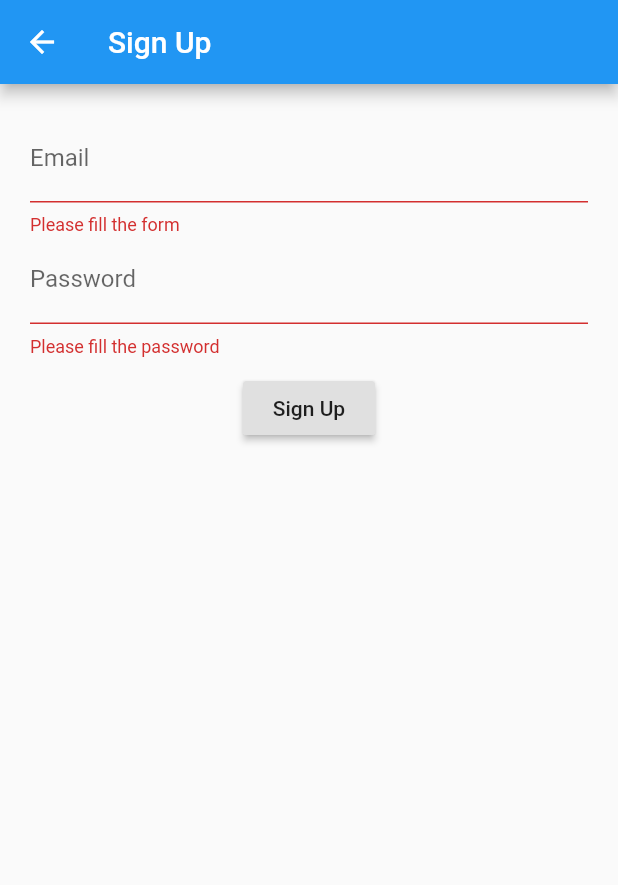
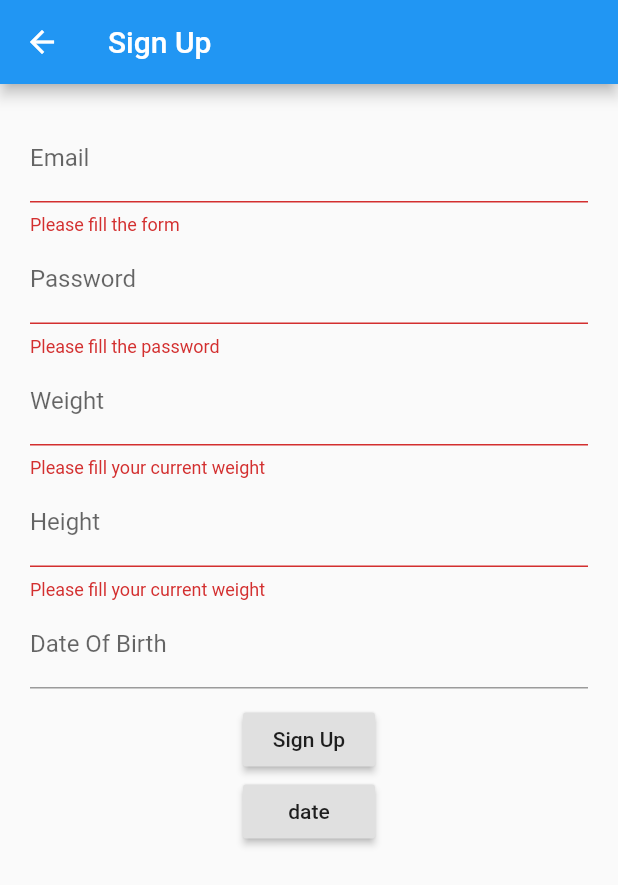
Before and after one commit to NaponTunglukmongkol/calories-goal-calculator, a Flutter app: the SignUp screen opened directly, after a tap on "Sign Up", on a phone screen of 412 x 824 dp. Shown: the top 885 px of the screen. Run offline on Flutter 3.47's test engine with Material 2 defaults, Android fonts, the phone set to English and light mode, and no system bars; our stand-ins replace cloud_firestore, firebase_auth; missing offline and left inert: flutter_cupertino_date_picker; accounts and stored records are empty.

Commit message:
new design

```diff
--- a/lib/ui/SignUp.dart
+++ b/lib/ui/SignUp.dart
@@ -1,8 +1,9 @@
 import 'package:firebase_auth/firebase_auth.dart';
 import 'package:flutter/material.dart';
+import 'package:flutter/services.dart';
 import 'package:health_app/ui/SignIn.dart';
 import 'package:cloud_firestore/cloud_firestore.dart';
-import 'package:health_app/ui/dbSchema.dart';
+import 'package:flutter_cupertino_date_picker/flutter_cupertino_date_picker.dart';
 
 class SignUp extends StatefulWidget{
 
@@ -12,15 +13,35 @@ class SignUp extends StatefulWidget{
 
 class SignUpState extends State<SignUp>{
   String _email, _password;
+  double _weight, _height;
   final _formKey = GlobalKey<FormState>();
 
-  Replies _replyObj = new Replies(
-    name: 'Test',
-    age: 20,
-    job: 'student'
-  );
+  FirebaseUser user;
+  FocusNode myFocusNode;
 
-  FirebaseUser user;
+  String _datetime = '';
+  int _year = 2018;
+  int _month = 11;
+  int _date = 11;
+
+  String _lang = 'i18n';
+  String _format = 'yyyy-mm-dd';
+  bool _showTitleActions = true;
+
+  TextEditingController _langCtrl = TextEditingController();
+  TextEditingController _formatCtrl = TextEditingController();
+
+  @override
+  void initState() {
+    super.initState();
+    _langCtrl.text = 'i18n';
+    _formatCtrl.text = 'yyyy-mm-dd';
+
+    DateTime now = DateTime.now();
+    _year = now.year;
+    _month = now.month;
+    _date = now.day;
+  }
 
   @override
   Widget build(BuildContext context) {
@@ -65,6 +86,35 @@ class SignUpState extends State<SignUp>{
                   ),
                   obscureText: true,
                 ),
+                TextFormField(
+                  inputFormatters: [WhitelistingTextInputFormatter.digitsOnly],
+                  validator: (input){
+                   if(input.isEmpty){
+                     return 'Please fill your current weight';
+                   }
+                  },
+                  decoration: InputDecoration(
+                    labelText: 'Weight'
+                  )
+                ),
+                TextFormField(
+                  inputFormatters: [WhitelistingTextInputFormatter.digitsOnly],
+                  validator: (input){
+                   if(input.isEmpty){
+                     return 'Please fill your current weight';
+                   }
+                  },
+                  decoration: InputDecoration(
+                    labelText: 'Height'
+                  )
+                ),
+                TextFormField(
+                  focusNode: myFocusNode,
+                  decoration: InputDecoration(
+                    labelText: 'Date Of Birth'
+                  ),
+                ),
+
                 new Container(
                   margin: const EdgeInsets.only(top:10.0),
                   child: Column(
@@ -74,10 +124,16 @@ class SignUpState extends State<SignUp>{
                           signUpFlutter();
                         },
                         child: Text('Sign Up'),
+                      ),
+                      RaisedButton(
+                        onPressed: (){
+                          _showDatePicker();
+                        },
+                        child: Text('date'),
                       )
                     ],
                   ),
-                )
+                ),
               ],
             ),
           ),
@@ -94,7 +150,6 @@ class SignUpState extends State<SignUp>{
       debugPrint(_password);
       try{
         this.user = await FirebaseAuth.instance.createUserWithEmailAndPassword(email: _email, password: _password);
-        debugPrint(user.uid);
         _addData();
       }catch(e){
         print(e.message);
@@ -102,6 +157,7 @@ class SignUpState extends State<SignUp>{
 
     }
   }
+
 
   void _navigateToSignIn() async {
     await Navigator.push(
@@ -122,4 +178,46 @@ class SignUpState extends State<SignUp>{
     Navigator.of(context).pop();
   }
 
+  void _showDatePicker() {
+    final bool showTitleActions = false;
+    DatePicker.showDatePicker(
+      context,
+      showTitleActions: _showTitleActions,
+      minYear: 1970,
+      maxYear: 2020,
+      initialYear: _year,
+      initialMonth: _month,
+      initialDate: _date,
+      confirm: Text(
+        'custom ok',
+        style: TextStyle(color: Colors.red),
+      ),
+      cancel: Text(
+        'custom cancel',
+        style: TextStyle(color: Colors.cyan),
+      ),
+      locale: _lang,
+      dateFormat: _format,
+      onChanged: (year, month, date) {
+        debugPrint('onChanged date: $year-$month-$date');
+
+        if (!showTitleActions) {
+          _changeDatetime(year, month, date);
+        }
+      },
+      onConfirm: (year, month, date) {
+        _changeDatetime(year, month, date);
+      },
+    );
+  }
+
+  void _changeDatetime(int year, int month, int date) {
+    setState(() {
+      _year = year;
+      _month = month;
+      _date = date;
+      _datetime = '$year-$month-$date';
+    });
+  }
+
 }
--- a/pubspec.yaml
+++ b/pubspec.yaml
@@ -21,6 +21,7 @@ dependencies:
     sdk: flutter
   firebase_auth: ^0.5.20
   cloud_firestore: ^0.9.13+1
+  flutter_cupertino_date_picker: ^0.3.0
 
   # The following adds the Cupertino Icons font to your application.
   # Use with the CupertinoIcons class for iOS style icons.
```
Also changed, not shown: pubspec.lock.
